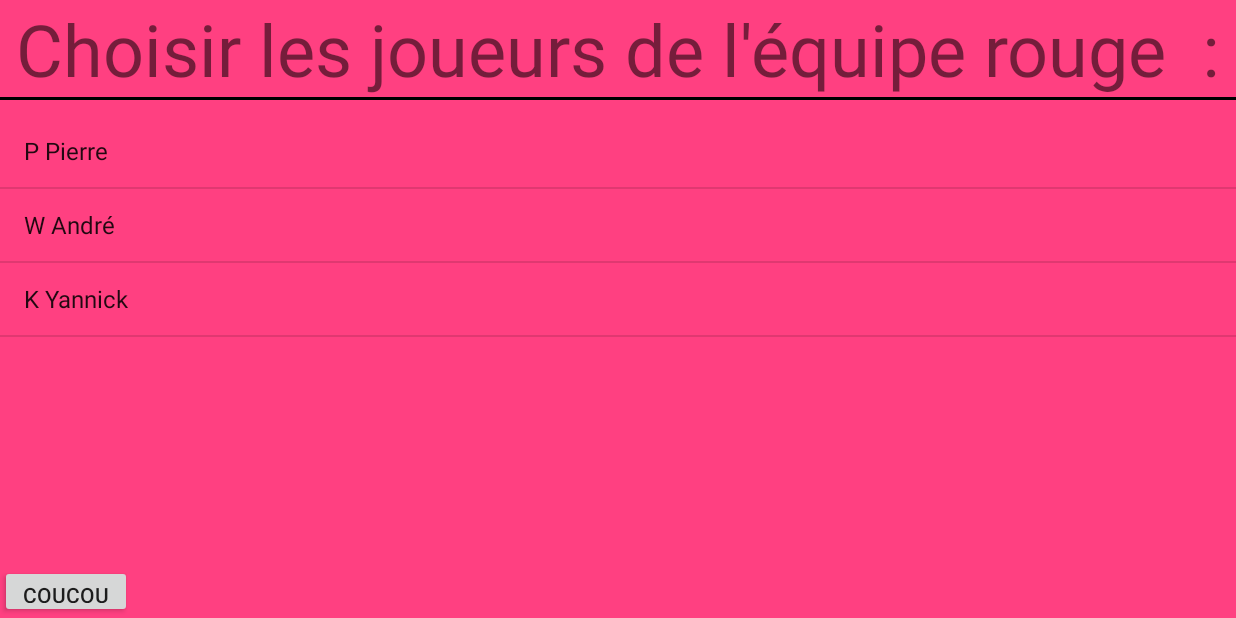
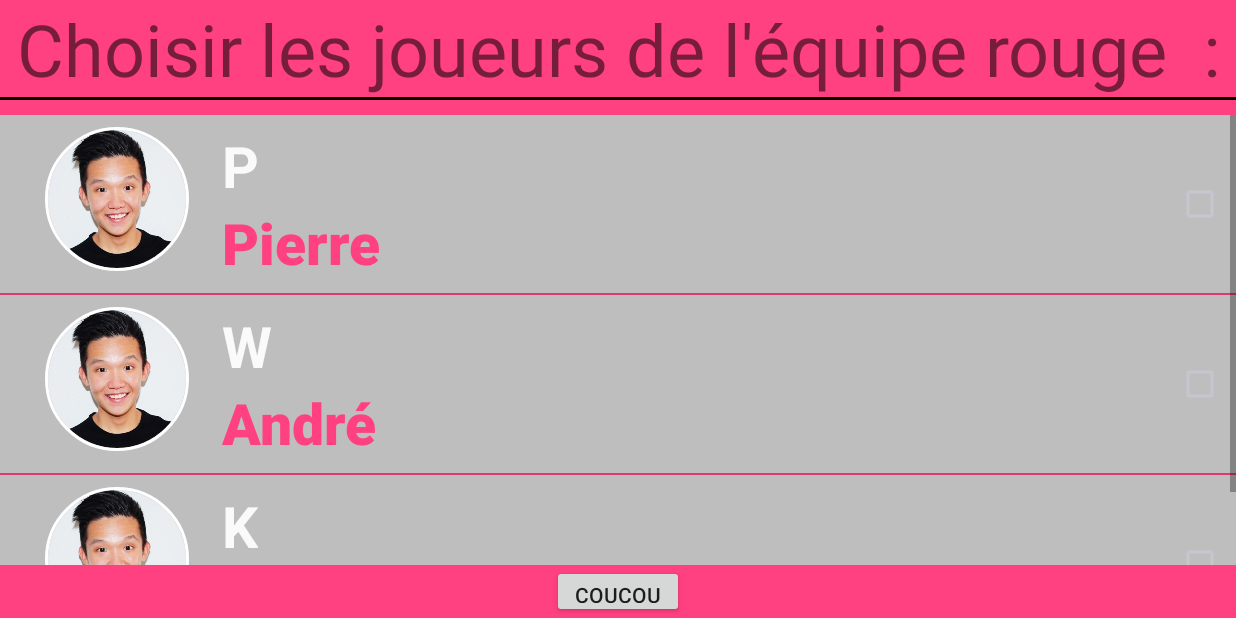
Before and after one commit to Nawako/BBFoot, an Android app: the screen it shows after launch (PlayerController before the commit, PlayerActivity after it), in the side drawer, after a tap on "Gallery", on a phone screen of 824 x 412 dp (held sideways). Run offline under Robolectric (Android 15) with nearby library versions, the phone set to English and light mode, and no system bars; our stand-ins replace CircleImageView; libraries missing offline, so code that uses them is left out: com.dd.morphingbutton; plain views replace MorphingButton; 2 statements that could not run were skipped.

Commit message:
Ajout du controlleur de joueur pour la listview avec la vue correspondante

```diff
--- a/app/src/main/AndroidManifest.xml
+++ b/app/src/main/AndroidManifest.xml
@@ -19,7 +19,7 @@
             </intent-filter>
         </activity>
         <activity
-            android:name=".Controller.PlayerController"
+            android:name=".PlayerActivity"
             android:screenOrientation="landscape"
             android:label="@string/app_name"
             android:theme="@style/AppTheme.NoActionBar" >
--- a/app/src/main/java/com/kilomobi/bbfoot/Controller/PlayerController.java
+++ b/app/src/main/java/com/kilomobi/bbfoot/Controller/PlayerController.java
@@ -1,85 +1,100 @@
 package com.kilomobi.bbfoot.Controller;
 
-import android.os.Bundle;
-import android.support.v7.app.AppCompatActivity;
+import android.content.Context;
+import android.view.LayoutInflater;
 import android.view.View;
+import android.view.ViewGroup;
 import android.widget.ArrayAdapter;
-import android.widget.ListView;
+import android.widget.RelativeLayout;
+import android.widget.TextView;
 
-import com.dd.morphingbutton.MorphingButton;
 import com.kilomobi.bbfoot.Model.Player;
 import com.kilomobi.bbfoot.R;
 
 import java.util.ArrayList;
-import java.util.List;
 
-/**
- * Created by Nawako on 22/10/2015.
- */
-public class PlayerController extends AppCompatActivity {
 
-    private ListView lv_Player;
-    private ArrayAdapter<String> listAdapter ;
+public class PlayerController extends ArrayAdapter<Player> {
+
+    // Save the clicked favorite player
+    private int mFavoriteID = -1;
+    // Get the last row item to change color
+    private RelativeLayout lastRelativeLayout;
+    private TextView lastTextView;
+
+    public PlayerController(Context context, ArrayList<Player> players) {
+        super(context, 0, players);
+    }
 
     @Override
-    protected void onCreate(Bundle savedInstanceState) {
-        super.onCreate(savedInstanceState);
-        setContentView(R.layout.activity_player_chooser);
+    public View getView(final int position, View convertView, ViewGroup parent) {
+        // Get the data item
+        Player player = getItem(position);
+        // Check if an existing view is being reused, otherwise inflate the view
+        View view = convertView;
+        if (view == null) {
+            LayoutInflater inflater = LayoutInflater.from(getContext());
+            view = inflater.inflate(R.layout.activity_player_chooser_row, parent, false);
+        }
+        // Get the relativeLayout to change his bakcground color when clicked
+        final RelativeLayout relativeLayout = (RelativeLayout) view.findViewById(R.id.activity_player_chooser_row_rl);
+        // Populate the data into the template view using the data object
+        TextView tvName = (TextView) view.findViewById(R.id.activity_player_chooser_row_player_name);
+        //	TextView tvEmail = (TextView) view.findViewById(R.id.player_email);
+        final TextView tvPrenom = (TextView) view.findViewById(R.id.activity_player_chooser_row_player_firstname);
 
-        lv_Player = (ListView) findViewById(R.id.activity_player_chooser_lv);
-        // sample demonstrate how to morph button to green circle with icon
-        final MorphingButton btnMorph = (MorphingButton) findViewById(R.id.activity_chooser_btn_valider);
-
-        btnMorph.setOnClickListener(new View.OnClickListener() {
-            @Override
-            public void onClick(View v) {
-                // inside on click event
-                MorphingButton.Params circle = MorphingButton.Params.create()
-                        .duration(500)
-                        .cornerRadius(56) // 56 dp
-                        .width(56) // 56 dp
-                        .height(56) // 56 dp
-                        .color(android.R.color.holo_green_light) // normal state color
-                        .colorPressed(android.R.color.holo_green_dark) // pressed state color
-                        .icon(R.drawable.sample); // icon
-                btnMorph.morph(circle);
-            }
-        });
-
-        /**************** Create Player Adapter *********/
-        List<Player> playerList = new ArrayList<>();
-
-        Player p = new Player();
-        p.setPrenom("Pierre");
-        p.setNom("P");
-        p.setAttaque(5);
-        p.setDefense(5);
-        playerList.add(p);
-
-        Player p1 = new Player();
-        p1.setPrenom("André");
-        p1.setNom("W");
-        p1.setAttaque(5);
-        p1.setDefense(5);
-        playerList.add(p1);
-
-        Player p2 = new Player();
-        p2.setPrenom("Yannick");
-        p2.setNom("K");
-        p2.setAttaque(3);
-        p2.setDefense(4);
-        playerList.add(p2);
-
-
-        ArrayList<String> playerString = new ArrayList<>();
-
-        for (int i = 0; i < playerList.size(); i++) {
-            playerString.add(playerList.get(i).getNom() + " " + playerList.get(i).getPrenom());
+        if (position != mFavoriteID) {
+            // change color of latest row
+            relativeLayout.setBackgroundResource(R.color.dim_foreground_material_dark);
+            tvPrenom.setTextColor(getContext().getResources().getColor(R.color.colorAccent));
+            // set defaults colors
+            relativeLayout.setBackgroundResource(R.color.dim_foreground_material_dark);
+            tvPrenom.setTextColor(getContext().getResources().getColor(R.color.colorAccent));
+        } else {
+            // set favorites colors
+            relativeLayout.setBackgroundResource(R.color.colorAccent);
+            tvPrenom.setTextColor(getContext().getResources().getColor(R.color.background_material_light));
         }
 
-        listAdapter = new ArrayAdapter<>(this, android.R.layout.simple_list_item_1, playerString);
+        tvName.setText(player.getNom());
+        tvPrenom.setText(player.getPrenom());
 
-        lv_Player.setAdapter( listAdapter );
+        // Click listener
+        View.OnClickListener clickedPlayer = new View.OnClickListener() {
+            public void onClick(View v) {
+
+                if (mFavoriteID != position) {
+                    try {
+                        lastRelativeLayout.setBackgroundResource(R.color.dim_foreground_material_dark);
+                        lastTextView.setTextColor(getContext().getResources().getColor(R.color.colorAccent));
+                    } catch (NullPointerException e) { }
+                }
+                // set the row as the latest
+                lastRelativeLayout = relativeLayout;
+                lastTextView = tvPrenom;
+
+                // change color of actual row
+                relativeLayout.setBackgroundResource(R.color.colorAccent);
+                tvPrenom.setTextColor(getContext().getResources().getColor(R.color.background_material_light));
+                mFavoriteID = position;
+            }
+        };
+
+        // Assigne le click au click listener
+        view.setOnClickListener(clickedPlayer);
+
+        return view;
     }
 
+    @Override
+    public boolean areAllItemsEnabled()
+    {
+        return true;
+    }
+
+    @Override
+    public boolean isEnabled(int arg0)
+    {
+        return true;
+    }
 }
--- a/app/src/main/java/com/kilomobi/bbfoot/MainActivity.java
+++ b/app/src/main/java/com/kilomobi/bbfoot/MainActivity.java
@@ -2,9 +2,6 @@ package com.kilomobi.bbfoot;
 
 import android.content.Intent;
 import android.os.Bundle;
-import android.support.design.widget.FloatingActionButton;
-import android.support.design.widget.Snackbar;
-import android.view.View;
 import android.support.design.widget.NavigationView;
 import android.support.v4.view.GravityCompat;
 import android.support.v4.widget.DrawerLayout;
@@ -13,12 +10,6 @@ import android.support.v7.app.AppCompatActivity;
 import android.support.v7.widget.Toolbar;
 import android.view.Menu;
 import android.view.MenuItem;
-
-import com.kilomobi.bbfoot.Controller.PlayerController;
-import com.kilomobi.bbfoot.Model.Player;
-
-import java.util.ArrayList;
-import java.util.List;
 
 public class MainActivity extends AppCompatActivity
         implements NavigationView.OnNavigationItemSelectedListener {
@@ -91,7 +82,7 @@ public class MainActivity extends AppCompatActivity
             // Handle the camera action
         } else if (id == R.id.nav_gallery) {
             Intent intent = new Intent();
-            intent.setClass(this, PlayerController.class);
+            intent.setClass(this, PlayerActivity.class);
             startActivity(intent);
         } else if (id == R.id.nav_slideshow) {
 
--- /dev/null
+++ b/app/src/main/java/com/kilomobi/bbfoot/PlayerActivity.java
@@ -0,0 +1,77 @@
+package com.kilomobi.bbfoot;
+
+import android.os.Bundle;
+import android.support.v7.app.AppCompatActivity;
+import android.view.View;
+import android.widget.ArrayAdapter;
+import android.widget.ListView;
+
+import com.dd.morphingbutton.MorphingButton;
+import com.kilomobi.bbfoot.Controller.PlayerController;
+import com.kilomobi.bbfoot.Model.Player;
+
+import java.util.ArrayList;
+import java.util.List;
+
+/**
+ * Created by Nawako on 22/10/2015.
+ */
+public class PlayerActivity extends AppCompatActivity {
+
+    private ListView lv_Player;
+    private PlayerController listAdapter ;
+
+    @Override
+    protected void onCreate(Bundle savedInstanceState) {
+        super.onCreate(savedInstanceState);
+        setContentView(R.layout.activity_player_chooser);
+
+        lv_Player = (ListView) findViewById(R.id.activity_player_chooser_lv);
+        // sample demonstrate how to morph button to green circle with icon
+        final MorphingButton btnMorph = (MorphingButton) findViewById(R.id.activity_chooser_btn_valider);
+
+        btnMorph.setOnClickListener(new View.OnClickListener() {
+            @Override
+            public void onClick(View v) {
+                // inside on click event
+                MorphingButton.Params circle = MorphingButton.Params.create()
+                        .duration(500)
+                        .cornerRadius(56) // 56 dp
+                        .width(56) // 56 dp
+                        .height(56) // 56 dp
+                        .color(android.R.color.holo_green_light) // normal state color
+                        .colorPressed(android.R.color.holo_green_dark) // pressed state color
+                        .icon(R.drawable.sample); // icon
+                btnMorph.morph(circle);
+            }
+        });
+
+        /**************** Create Player Adapter *********/
+        ArrayList<Player> playerList = new ArrayList<>();
+
+        Player p = new Player();
+        p.setPrenom("Pierre");
+        p.setNom("P");
+        p.setAttaque(5);
+        p.setDefense(5);
+        playerList.add(p);
+
+        Player p1 = new Player();
+        p1.setPrenom("André");
+        p1.setNom("W");
+        p1.setAttaque(5);
+        p1.setDefense(5);
+        playerList.add(p1);
+
+        Player p2 = new Player();
+        p2.setPrenom("Yannick");
+        p2.setNom("K");
+        p2.setAttaque(3);
+        p2.setDefense(4);
+        playerList.add(p2);
+
+        listAdapter = new PlayerController(getApplicationContext(), playerList);
+        lv_Player.setAdapter( listAdapter );
+    }
+
+}
--- a/app/src/main/res/layout/activity_player_chooser.xml
+++ b/app/src/main/res/layout/activity_player_chooser.xml
@@ -6,6 +6,7 @@
 
     <TextView android:text="Choisir les joueurs de l'équipe rouge  :"
         android:textSize="48dp"
+        android:gravity="center_horizontal"
         android:layout_gravity="center_horizontal"
         android:layout_width="wrap_content"
         android:layout_height="wrap_content" />
@@ -17,6 +18,7 @@
     <ListView
         android:layout_marginTop="10dp"
         android:id="@+id/activity_player_chooser_lv"
+        android:layout_gravity="center_horizontal"
         android:layout_width="wrap_content"
         android:layout_height="300dp">
     </ListView>
@@ -24,6 +26,7 @@
     <com.dd.morphingbutton.MorphingButton
         android:layout_width="wrap_content"
         android:layout_height="wrap_content"
+        android:layout_gravity="center_horizontal"
         android:text="coucou"
         android:id="@+id/activity_chooser_btn_valider"/>
 
--- /dev/null
+++ b/app/src/main/res/layout/activity_player_chooser_row.xml
@@ -0,0 +1,65 @@
+<?xml version="1.0" encoding="utf-8"?>
+<RelativeLayout xmlns:android="http://schemas.android.com/apk/res/android"
+    android:id="@+id/activity_player_chooser_row_rl"
+    android:layout_width="match_parent"
+    android:layout_height="wrap_content"
+    android:background="#4a4a4a"
+    android:padding="8dp"
+    android:clickable="false">
+
+    <de.hdodenhof.circleimageview.CircleImageView
+        xmlns:app="http://schemas.android.com/apk/res-auto"
+        android:id="@+id/activity_player_chooser_row_image"
+        android:layout_width="96dp"
+        android:layout_height="96dp"
+        android:layout_gravity="right"
+        android:layout_marginLeft="22dp"
+        android:src="@drawable/sample"
+        app:civ_border_width="2dp"
+        app:civ_border_color="@android:color/white"/>
+
+    <LinearLayout
+        android:layout_width="wrap_content"
+        android:layout_height="wrap_content"
+        android:orientation="vertical"
+        android:layout_toRightOf="@id/activity_player_chooser_row_image"
+        android:layout_centerVertical="true">
+
+    <TextView
+        android:id="@+id/activity_player_chooser_row_player_name"
+        android:layout_width="wrap_content"
+        android:layout_height="wrap_content"
+        android:layout_marginLeft="22dp"
+        android:layout_toRightOf="@id/activity_player_chooser_row_image"
+        android:textColor="@color/background_material_light"
+        android:textStyle="bold"
+        android:textSize="38dp"
+        android:text="John"
+        android:textAppearance="?android:attr/textAppearanceLarge"
+        android:gravity="center_vertical" />
+
+    <TextView
+        android:id="@+id/activity_player_chooser_row_player_firstname"
+        android:layout_width="wrap_content"
+        android:layout_height="wrap_content"
+        android:layout_marginLeft="22dp"
+        android:layout_below="@id/activity_player_chooser_row_player_name"
+        android:layout_toRightOf="@id/activity_player_chooser_row_image"
+        android:textStyle="bold"
+        android:textColor="@color/background_material_light"
+        android:textSize="38dp"
+        android:text="SMITH"
+        android:textAppearance="?android:attr/textAppearanceMedium" />
+
+    </LinearLayout>
+
+    <CheckBox
+        android:layout_width="wrap_content"
+        android:layout_height="wrap_content"
+        android:id="@+id/checkBox"
+        android:layout_centerVertical="true"
+        android:layout_alignParentEnd="true"
+        android:checked="false"
+        android:clickable="true" />
+
+</RelativeLayout>
```
